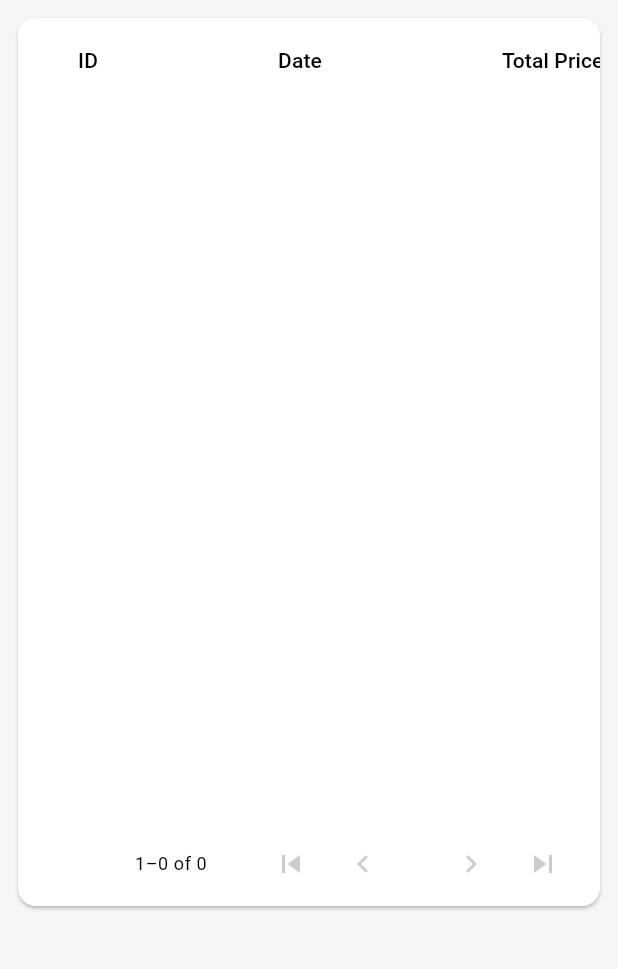
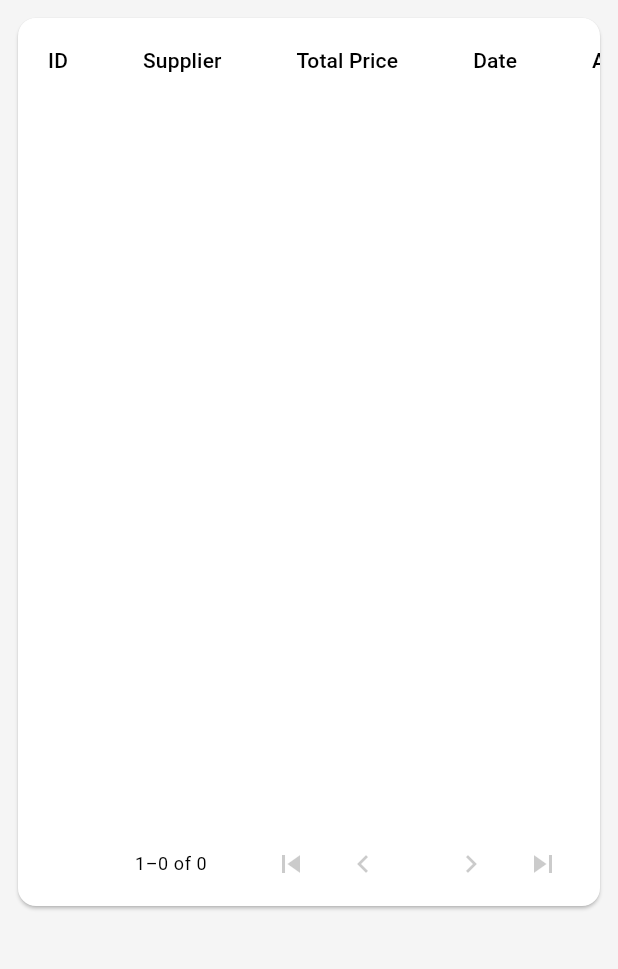
Before and after one commit to yousefi2002/Pharmacy-Management-System, a Flutter app: the PurchaseListPage screen opened directly, on a phone screen of 412 x 824 dp, the part 120-1089 px from its top. Run offline on Flutter 3.47's test engine with Material 3 defaults, Android fonts, the phone set to English and light mode, and no system bars; our stand-ins replace device_info_plus, dropdown_button2, file_picker, fl_chart, shared_preferences, sqflite and 1 more; missing offline and left inert: searchbar_animation; accounts and stored records are empty; generated files the repository leaves out were written again.

Commit message:
purchase UI updated and search applied for purchase

```diff
--- /dev/null
+++ b/lib/models/purchase_supplier.dart
@@ -0,0 +1,43 @@
+class PurchaseWithSupplier {
+  final int purchaseId;
+  final int supplierId;
+  final String supplierName;
+  final String date;
+  final double totalPrice;
+  final String createdAt;
+  final String updatedAt;
+
+  PurchaseWithSupplier({
+    required this.purchaseId,
+    required this.supplierId,
+    required this.supplierName,
+    required this.date,
+    required this.totalPrice,
+    required this.createdAt,
+    required this.updatedAt
+  });
+
+  factory PurchaseWithSupplier.fromMap(Map<String, dynamic> map) {
+    return PurchaseWithSupplier(
+      purchaseId: map['purchase_id'],
+      supplierId: map['purchase_supplier_id'],
+      supplierName: map['supplier_name'],
+      date: map['purchase_date'],
+      totalPrice: map['purchase_total_price'],
+      createdAt: map['created_at'],
+      updatedAt: map['updated_at'],
+    );
+  }
+
+  Map<String, dynamic> toMap() {
+    return {
+      'purchase_id': purchaseId,
+      'purchase_supplier_id': supplierId,
+      'supplier_name': supplierName,
+      'purchase_date': date,
+      'purchase_total_price': totalPrice,
+      'created_at': createdAt,
+      'updated_at': updatedAt,
+    };
+  }
+}
--- a/lib/providers/crud_for_purchase.dart
+++ b/lib/providers/crud_for_purchase.dart
@@ -1,5 +1,5 @@
-  import 'package:flutter/material.dart';
-
+import 'package:fargard_pharmacy_management_system/models/purchase_supplier.dart';
+import 'package:flutter/material.dart';
 import '../database/database_helper.dart';
 import '../database/database_service.dart';
 import '../models/purchases.dart';
@@ -8,11 +8,14 @@ import '../models/purchases.dart';
     final DatabaseHelper _dbHelper = DatabaseHelper();
     final DatabaseService _databaseService = DatabaseService();
 
-    List<Purchase> _purchases = [];
+    List<PurchaseWithSupplier> _purchases = [];
+
     int _lastInsertedPurchaseId = -1;
 
-    List<Purchase> get purchases => _purchases;
+    List<PurchaseWithSupplier> get purchases => _purchases;
+
     int get lastInsertedPurchaseId => _lastInsertedPurchaseId;
+
 
     Future<void> fetchPurchases() async {
       _purchases = await _databaseService.fetchPurchase();
@@ -37,4 +40,13 @@ import '../models/purchases.dart';
       _lastInsertedPurchaseId = await _dbHelper.fetchLastInsertedPurchaseId();
       notifyListeners();
     }
+
+    void searchPurchase(String query) async{
+      if (query.isEmpty) {
+        fetchPurchases();
+      } else {
+        _purchases = await _databaseService.fetchSearchPurchaseWithSupplier(query);
+        notifyListeners();
+      }
+    }
   }
--- a/lib/screens/purches_page/purchese_List_page.dart
+++ b/lib/screens/purches_page/purchese_List_page.dart
@@ -1,3 +1,4 @@
+import 'package:fargard_pharmacy_management_system/models/purchase_supplier.dart';
 import 'package:fargard_pharmacy_management_system/providers/crud_for_supplier.dart';
 import 'package:fargard_pharmacy_management_system/screens/suppliers/suppliers_list.dart';
 import 'package:fargard_pharmacy_management_system/utilities/date_time_format.dart';
@@ -5,6 +6,8 @@ import 'package:flutter/material.dart';
 import 'package:flutter_gen/gen_l10n/app_localizations.dart';
 import 'package:provider/provider.dart';
 
+import '../../models/purchases.dart';
+import '../../models/suppliers.dart';
 import '../../providers/crud_for_purchase.dart';
 import 'Purchase_page.dart';
 
@@ -22,7 +25,6 @@ class _PurchaseListPageState extends State<PurchaseListPage> {
   Widget build(BuildContext context) {
     Future.microtask(() {
       Provider.of<PurchasesProvider>(context, listen: false).fetchPurchases();
-      Provider.of<SupplierProvider>(context, listen: false).fetchSuppliers();
     });
     return Scaffold(
       appBar: AppBar(
@@ -45,6 +47,9 @@ class _PurchaseListPageState extends State<PurchaseListPage> {
                   fillColor: Colors.white30, // Semi-transparent background
                   contentPadding: const EdgeInsets.symmetric(horizontal: 16.0),
                 ),
+                onChanged: (value){
+                  Provider.of<PurchasesProvider>(context, listen: false).searchPurchase(value);
+                },
                 style: const TextStyle(color: Colors.white),
               ),
             ),
@@ -59,7 +64,7 @@ class _PurchaseListPageState extends State<PurchaseListPage> {
                   Navigator.push(
                       context,
                       MaterialPageRoute(
-                        builder: (context) => PurchasePage(),
+                        builder: (context) => const PurchasePage(),
                       ));
                 },
                 child: Padding(
@@ -90,33 +95,35 @@ class _PurchaseListPageState extends State<PurchaseListPage> {
       ),
       body: Consumer<PurchasesProvider>(
         builder: ( context, value, child) {
-          final data = value.purchases;
+          final purchaseData = value.purchases;
           return Padding(
             padding: const EdgeInsets.all(8.0),
-            child: Column(
-              children: [
-                Expanded(
+            child: LayoutBuilder(
+              builder: (BuildContext context, BoxConstraints constraints) {
+                return SingleChildScrollView(
+                  scrollDirection: Axis.horizontal,
+                  child: SizedBox(
+                    width: constraints.maxWidth,
                     child: SingleChildScrollView(
                       child: PaginatedDataTable(
                         showCheckboxColumn: true,
                         showEmptyRows: true,
-                      source: MyData(data, context),
+                        source: MyData(purchaseData, context),
                         columns: [
                           DataColumn(label: Text(AppLocalizations.of(context)!.id)),
+                          DataColumn(label: Text(AppLocalizations.of(context)!.supplier)),
+                          DataColumn(label: Text(AppLocalizations.of(context)!.total_price)),
                           DataColumn(label: Text(AppLocalizations.of(context)!.date)),
-                        DataColumn(label: Text(AppLocalizations.of(context)!.total_price)),
-                        DataColumn(label: Text(AppLocalizations.of(context)!.supplier)),
-                        DataColumn(label: Text(AppLocalizations.of(context)!.created_at)),
-                        DataColumn(label: Text(AppLocalizations.of(context)!.updated_at)),
                           DataColumn(label: Text(AppLocalizations.of(context)!.actions)),
                         ],
-                      columnSpacing: 120,
-                      horizontalMargin: 40,
+                        columnSpacing: 50,
+                        horizontalMargin: 20,
                         showFirstLastButtons: true,
                       ),
                     ),
                   ),
-              ],
+                );
+              },
             ),
           );
         },
@@ -126,20 +133,18 @@ class _PurchaseListPageState extends State<PurchaseListPage> {
 }
 
 class MyData extends DataTableSource {
-  var value;
+  List<PurchaseWithSupplier> purchases;
   final BuildContext context;
-  MyData(this.value, this.context);
+  MyData(this.purchases, this.context);
 
   @override
   DataRow getRow(int index) {
-    final purchase = value[index];
+    final purchase = purchases[index];
     return DataRow(cells: [
-      DataCell(Text(purchase.id.toString())),
+      DataCell(Text('${index + 1}')),
+      DataCell(Text(purchase.supplierName)),
+      DataCell(Text(purchase.totalPrice.toString())),
       DataCell(Text(purchase.date.toString())),
-      DataCell(Text(purchase.totalPrice.toString())),
-      DataCell(Text(purchase.supplierId.toString())),
-      DataCell(Text(formatLocalTime(purchase.createdAt))),
-      DataCell(Text(formatLocalTime(purchase.updatedAt))),
       DataCell(Row(
         children: [
           IconButton(
@@ -157,7 +162,7 @@ class MyData extends DataTableSource {
                       ),
                       TextButton(
                         onPressed: () {
-                          Provider.of<PurchasesProvider>(context, listen: false).deletePurchases(purchase.id ?? 0);
+                          Provider.of<PurchasesProvider>(context, listen: false).deletePurchases(purchase.purchaseId ?? 0);
                           Navigator.of(context).pop();
                         },
                         child: Text(AppLocalizations.of(context)!.delete),
@@ -166,12 +171,12 @@ class MyData extends DataTableSource {
                   );
                 },
               );
-            }, icon:Icon(Icons.delete,color: Colors.red,),),
-          IconButton(onPressed:(){}, icon:Icon(Icons.edit_note_outlined,color: Colors.blue,),),
+            }, icon: const Icon(Icons.delete,color: Colors.red,),),
+          IconButton(onPressed:(){}, icon: const Icon(Icons.edit_note_outlined,color: Colors.blue,),),
         ],
       )),
     ],
-        color: MaterialStateProperty.all(Colors.grey.shade200)
+        color: WidgetStateProperty.all(Colors.grey.shade200)
     );
   }
 
@@ -179,7 +184,7 @@ class MyData extends DataTableSource {
   bool get isRowCountApproximate => false;
 
   @override
-  int get rowCount => value.length;
+  int get rowCount => purchases.length;
 
   @override
   int get selectedRowCount => 0;
```
Also changed, not shown: lib/screens/purches_page/Purchase_page.dart (+13 -21 lines). Lines whose indentation alone changed are shown as unchanged.
